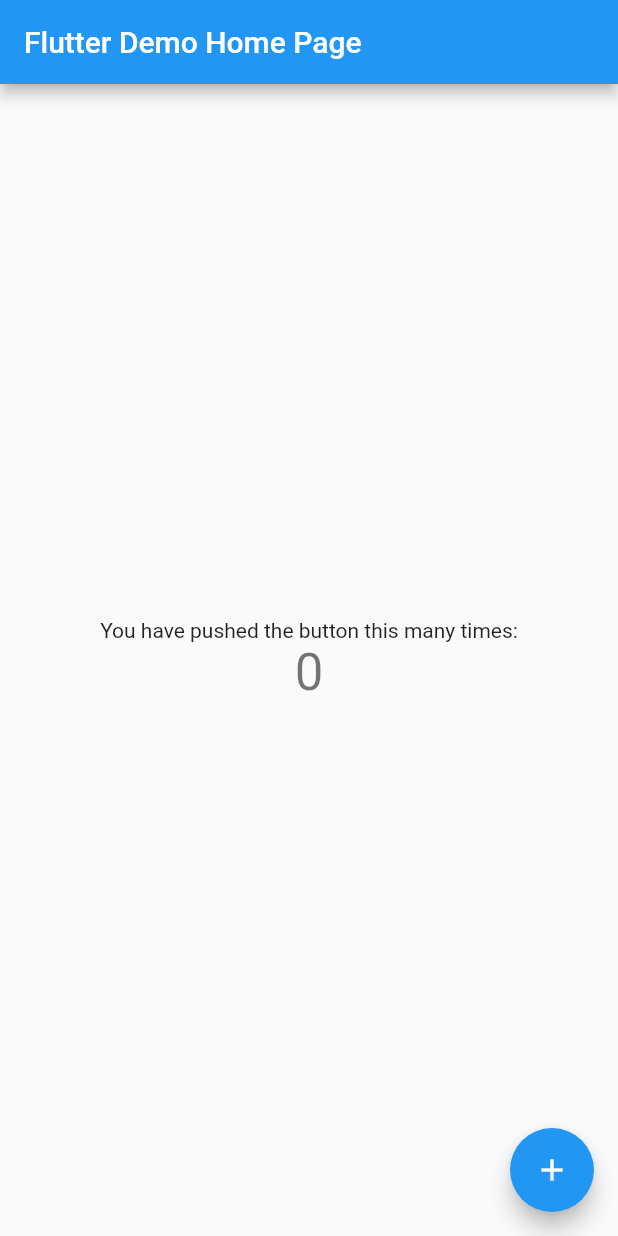
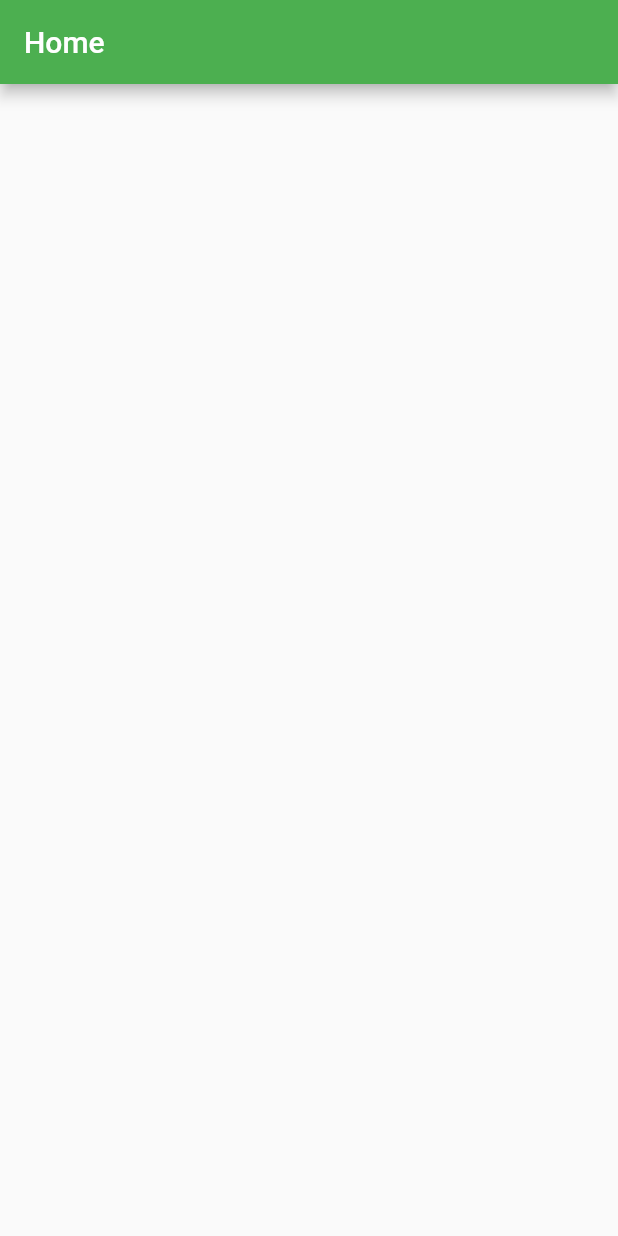
Before and after one commit to CORDEA/popopopo, a Flutter app: the screen it shows after launch, on a phone screen of 412 x 824 dp. Run offline on Flutter 3.47's test engine with Material 2 defaults, Android fonts, the phone set to English and light mode, and no system bars.

```diff
--- /dev/null
+++ b/lib/home.dart
@@ -0,0 +1,12 @@
+import 'package:flutter/material.dart';
+
+class HomePage extends StatelessWidget {
+  const HomePage({Key? key}) : super(key: key);
+
+  @override
+  Widget build(BuildContext context) {
+    return Scaffold(
+      appBar: AppBar(title: const Text('Home')),
+    );
+  }
+}
--- a/lib/main.dart
+++ b/lib/main.dart
@@ -1,115 +1,20 @@
 import 'package:flutter/material.dart';
 
+import 'home.dart';
+
 void main() {
-  runApp(const MyApp());
+  runApp(const _App());
 }
 
-class MyApp extends StatelessWidget {
-  const MyApp({Key? key}) : super(key: key);
+class _App extends StatelessWidget {
+  const _App({Key? key}) : super(key: key);
 
-  // This widget is the root of your application.
   @override
   Widget build(BuildContext context) {
     return MaterialApp(
       title: 'Flutter Demo',
-      theme: ThemeData(
-        // This is the theme of your application.
-        //
-        // Try running your application with "flutter run". You'll see the
-        // application has a blue toolbar. Then, without quitting the app, try
-        // changing the primarySwatch below to Colors.green and then invoke
-        // "hot reload" (press "r" in the console where you ran "flutter run",
-        // or simply save your changes to "hot reload" in a Flutter IDE).
-        // Notice that the counter didn't reset back to zero; the application
-        // is not restarted.
-        primarySwatch: Colors.blue,
-      ),
-      home: const MyHomePage(title: 'Flutter Demo Home Page'),
+      theme: ThemeData(primarySwatch: Colors.green),
+      home: const HomePage(),
     );
   }
 }
-
-class MyHomePage extends StatefulWidget {
-  const MyHomePage({Key? key, required this.title}) : super(key: key);
-
-  // This widget is the home page of your application. It is stateful, meaning
-  // that it has a State object (defined below) that contains fields that affect
-  // how it looks.
-
-  // This class is the configuration for the state. It holds the values (in this
-  // case the title) provided by the parent (in this case the App widget) and
-  // used by the build method of the State. Fields in a Widget subclass are
-  // always marked "final".
-
-  final String title;
-
-  @override
-  State<MyHomePage> createState() => _MyHomePageState();
-}
-
-class _MyHomePageState extends State<MyHomePage> {
-  int _counter = 0;
-
-  void _incrementCounter() {
-    setState(() {
-      // This call to setState tells the Flutter framework that something has
-      // changed in this State, which causes it to rerun the build method below
-      // so that the display can reflect the updated values. If we changed
-      // _counter without calling setState(), then the build method would not be
-      // called again, and so nothing would appear to happen.
-      _counter++;
-    });
-  }
-
-  @override
-  Widget build(BuildContext context) {
-    // This method is rerun every time setState is called, for instance as done
-    // by the _incrementCounter method above.
-    //
-    // The Flutter framework has been optimized to make rerunning build methods
-    // fast, so that you can just rebuild anything that needs updating rather
-    // than having to individually change instances of widgets.
-    return Scaffold(
-      appBar: AppBar(
-        // Here we take the value from the MyHomePage object that was created by
-        // the App.build method, and use it to set our appbar title.
-        title: Text(widget.title),
-      ),
-      body: Center(
-        // Center is a layout widget. It takes a single child and positions it
-        // in the middle of the parent.
-        child: Column(
-          // Column is also a layout widget. It takes a list of children and
-          // arranges them vertically. By default, it sizes itself to fit its
-          // children horizontally, and tries to be as tall as its parent.
-          //
-          // Invoke "debug painting" (press "p" in the console, choose the
-          // "Toggle Debug Paint" action from the Flutter Inspector in Android
-          // Studio, or the "Toggle Debug Paint" command in Visual Studio Code)
-          // to see the wireframe for each widget.
-          //
-          // Column has various properties to control how it sizes itself and
-          // how it positions its children. Here we use mainAxisAlignment to
-          // center the children vertically; the main axis here is the vertical
-          // axis because Columns are vertical (the cross axis would be
-          // horizontal).
-          mainAxisAlignment: MainAxisAlignment.center,
-          children: <Widget>[
-            const Text(
-              'You have pushed the button this many times:',
-            ),
-            Text(
-              '$_counter',
-              style: Theme.of(context).textTheme.headline4,
-            ),
-          ],
-        ),
-      ),
-      floatingActionButton: FloatingActionButton(
-        onPressed: _incrementCounter,
-        tooltip: 'Increment',
-        child: const Icon(Icons.add),
-      ), // This trailing comma makes auto-formatting nicer for build methods.
-    );
-  }
-}
```
Also changed, not shown: 1 other file.
